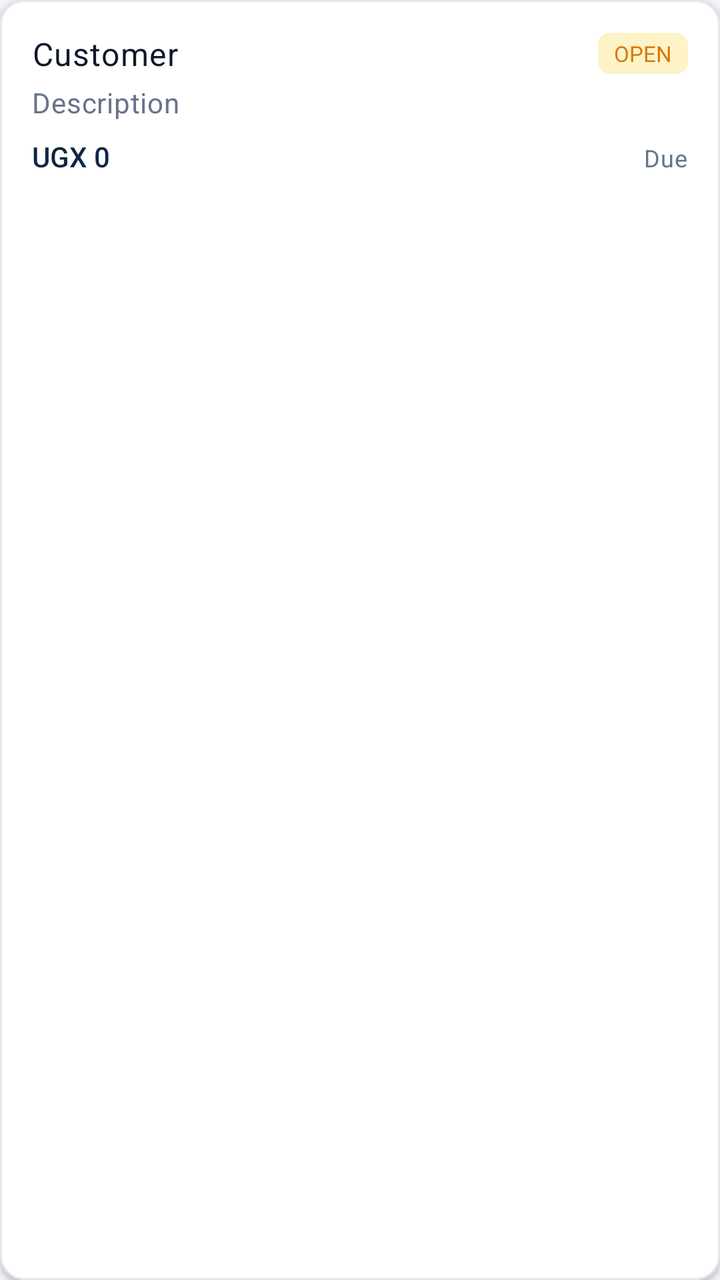
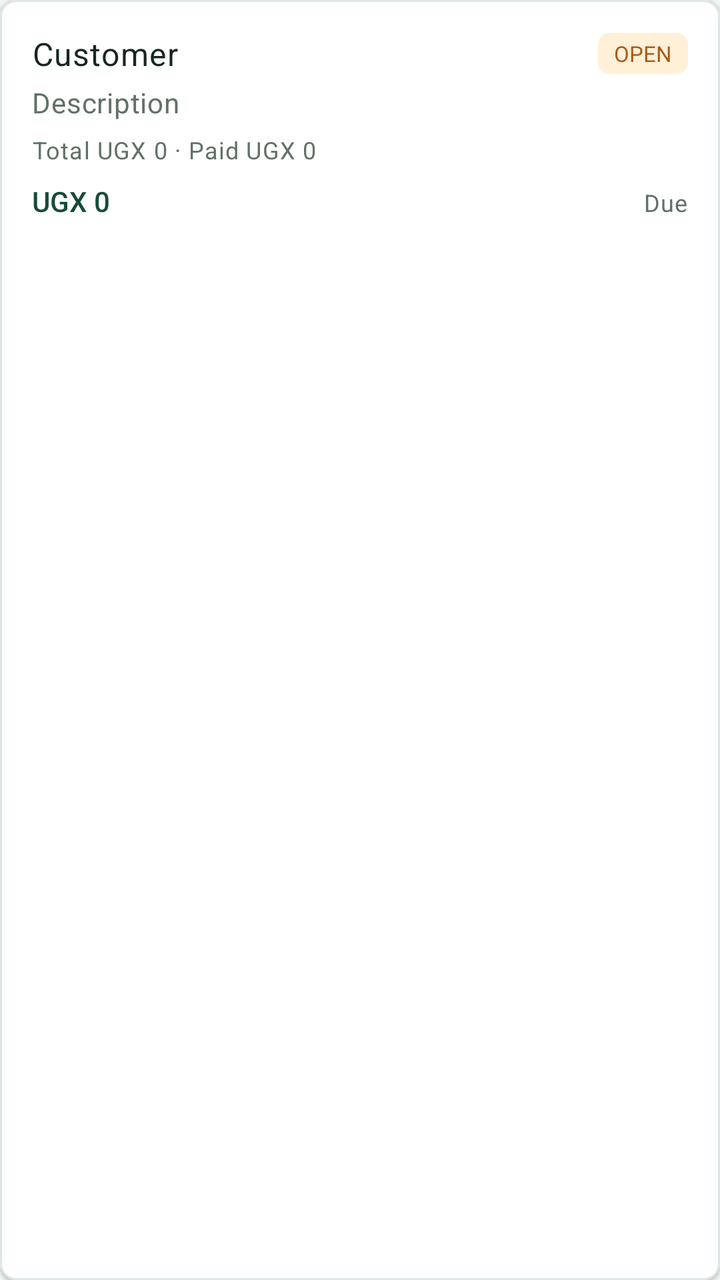

An Android layout rendered at two revisions. The XML below is the earlier revision; the diff shows what the commit changed to produce the second picture.
<!-- AndroidManifest.xml: application theme Theme.FinanceApp -->
<!-- res/layout/item_ar_ap.xml -->
<?xml version="1.0" encoding="utf-8"?>
<com.google.android.material.card.MaterialCardView xmlns:android="http://schemas.android.com/apk/res/android"
    xmlns:app="http://schemas.android.com/apk/res-auto"
    style="@style/Card.ListItem"
    android:layout_width="match_parent"
    android:layout_height="wrap_content"
    android:layout_margin="6dp"
    app:strokeColor="@color/divider"
    app:strokeWidth="1dp">

    <LinearLayout
        android:layout_width="match_parent"
        android:layout_height="wrap_content"
        android:orientation="vertical"
        android:padding="@dimen/spacing_md">

        <LinearLayout
            android:layout_width="match_parent"
            android:layout_height="wrap_content"
            android:gravity="center_vertical"
            android:orientation="horizontal">

            <TextView
                android:id="@+id/tvName"
                style="@style/Text.Subtitle"
                android:layout_width="0dp"
                android:layout_height="wrap_content"
                android:layout_weight="1"
                android:text="Customer" />

            <TextView
                android:id="@+id/tvStatus"
                android:layout_width="wrap_content"
                android:layout_height="wrap_content"
                android:background="@drawable/bg_chip_warning"
                android:paddingStart="8dp"
                android:paddingTop="3dp"
                android:paddingEnd="8dp"
                android:paddingBottom="3dp"
                android:text="OPEN"
                android:textColor="@color/warning"
                android:textSize="11sp" />
        </LinearLayout>

        <TextView
            android:id="@+id/tvDescription"
            style="@style/Text.Body"
            android:layout_width="match_parent"
            android:layout_height="wrap_content"
            android:layout_marginTop="4dp"
            android:text="Description" />

        <LinearLayout
            android:layout_width="match_parent"
            android:layout_height="wrap_content"
            android:layout_marginTop="8dp"
            android:orientation="horizontal">

            <TextView
                android:id="@+id/tvAmount"
                android:layout_width="0dp"
                android:layout_height="wrap_content"
                android:layout_weight="1"
                android:fontFamily="sans-serif-medium"
                android:text="UGX 0"
                android:textColor="@color/primary" />

            <TextView
                android:id="@+id/tvDue"
                style="@style/Text.Caption"
                android:layout_width="wrap_content"
                android:layout_height="wrap_content"
                android:text="Due" />
        </LinearLayout>
    </LinearLayout>
</com.google.android.material.card.MaterialCardView>
<!-- resources referenced by this layout -->
<resources>
  <color name="divider">#E2E8F0</color>
  <color name="primary">#0F2744</color>
  <color name="warning">#D97706</color>
  <dimen name="spacing_md">16dp</dimen>
  <!-- drawable bg_chip_warning (drawable) -->
  <?xml version="1.0" encoding="utf-8"?>
  <shape xmlns:android="http://schemas.android.com/apk/res/android"
      android:shape="rectangle">
      <solid android:color="@color/warning_bg" />
      <corners android:radius="6dp" />
  </shape>
  <style name="Card.ListItem" parent="Widget.MaterialComponents.CardView">
          <item name="cardCornerRadius">@dimen/radius_md</item>
          <item name="cardElevation">2dp</item>
          <item name="cardBackgroundColor">@color/surface</item>
      </style>
  <style name="Text.Body" parent="TextAppearance.MaterialComponents.Body2">
          <item name="android:textColor">@color/text_secondary</item>
          <item name="android:textSize">@dimen/text_body</item>
      </style>
  <style name="Text.Caption" parent="TextAppearance.MaterialComponents.Caption">
          <item name="android:textColor">@color/text_secondary</item>
          <item name="android:textSize">@dimen/text_caption</item>
      </style>
  <style name="Text.Subtitle" parent="TextAppearance.MaterialComponents.Body1">
          <item name="android:textColor">@color/text_primary</item>
          <item name="android:textSize">@dimen/text_subtitle</item>
          <item name="android:fontFamily">sans-serif-medium</item>
      </style>
  <color name="warning_bg">#FEF3C7</color>
  <dimen name="radius_md">12dp</dimen>
  <color name="surface">#FFFFFF</color>
  <color name="text_secondary">#64748B</color>
  <dimen name="text_body">14sp</dimen>
  <dimen name="text_caption">12sp</dimen>
  <color name="text_primary">#0F172A</color>
  <dimen name="text_subtitle">16sp</dimen>
  <color name="primary_dark">#091A2E</color>
  <color name="text_on_primary">#FFFFFF</color>
  <color name="accent">#C9A227</color>
  <color name="accent_light">#F5E6B8</color>
  <color name="text_on_accent">#0F172A</color>
  <color name="background">#F4F6F9</color>
  <style name="Button.Primary" parent="Widget.MaterialComponents.Button">
          <item name="android:textColor">@color/text_on_primary</item>
          <item name="backgroundTint">@color/primary</item>
          <item name="cornerRadius">@dimen/radius_md</item>
          <item name="android:paddingTop">14dp</item>
          <item name="android:paddingBottom">14dp</item>
          <item name="android:textAllCaps">false</item>
          <item name="android:fontFamily">sans-serif-medium</item>
      </style>
  <style name="Fab.Primary" parent="Widget.MaterialComponents.FloatingActionButton">
          <item name="backgroundTint">@color/accent</item>
          <item name="tint">@color/text_on_accent</item>
          <item name="elevation">6dp</item>
      </style>
  <style name="TextInput.Finance" parent="Widget.MaterialComponents.TextInputLayout.OutlinedBox">
          <item name="boxCornerRadiusTopStart">@dimen/radius_sm</item>
          <item name="boxCornerRadiusTopEnd">@dimen/radius_sm</item>
          <item name="boxCornerRadiusBottomStart">@dimen/radius_sm</item>
          <item name="boxCornerRadiusBottomEnd">@dimen/radius_sm</item>
          <item name="boxStrokeColor">@color/primary</item>
          <item name="hintTextColor">@color/text_hint</item>
      </style>
  <dimen name="radius_sm">8dp</dimen>
  <color name="text_hint">#94A3B8</color>
  <!-- unchanged entries left out for length: 1 -->
</resources>

<!-- the commit's change to res/layout/item_ar_ap.xml (unified diff, before → after) -->
@@ -50,6 +50,14 @@
             android:layout_marginTop="4dp"
             android:text="Description" />
 
+        <TextView
+            android:id="@+id/tvPaidInfo"
+            style="@style/Text.Caption"
+            android:layout_width="match_parent"
+            android:layout_height="wrap_content"
+            android:layout_marginTop="6dp"
+            android:text="Total UGX 0 · Paid UGX 0" />
+
         <LinearLayout
             android:layout_width="match_parent"
             android:layout_height="wrap_content"
<!-- resource entries referenced after the edit -->
@@ -1,8 +1,8 @@
 <!-- resources referenced by this layout -->
 <resources>
-  <color name="divider">#E2E8F0</color>
-  <color name="primary">#0F2744</color>
-  <color name="warning">#D97706</color>
+  <color name="divider">#DEE7E1</color>
+  <color name="primary">#174A3A</color>
+  <color name="warning">#A75B17</color>
   <dimen name="spacing_md">16dp</dimen>
   <!-- drawable bg_chip_warning (drawable) -->
   <?xml version="1.0" encoding="utf-8"?>
@@ -13,7 +13,7 @@
   </shape>
   <style name="Card.ListItem" parent="Widget.MaterialComponents.CardView">
           <item name="cardCornerRadius">@dimen/radius_md</item>
-          <item name="cardElevation">2dp</item>
+          <item name="cardElevation">1dp</item>
           <item name="cardBackgroundColor">@color/surface</item>
       </style>
   <style name="Text.Body" parent="TextAppearance.MaterialComponents.Body2">
@@ -29,20 +29,20 @@
           <item name="android:textSize">@dimen/text_subtitle</item>
           <item name="android:fontFamily">sans-serif-medium</item>
       </style>
-  <color name="warning_bg">#FEF3C7</color>
-  <dimen name="radius_md">12dp</dimen>
+  <color name="warning_bg">#FFF0D7</color>
+  <dimen name="radius_md">8dp</dimen>
   <color name="surface">#FFFFFF</color>
-  <color name="text_secondary">#64748B</color>
+  <color name="text_secondary">#617168</color>
   <dimen name="text_body">14sp</dimen>
   <dimen name="text_caption">12sp</dimen>
-  <color name="text_primary">#0F172A</color>
+  <color name="text_primary">#17251F</color>
   <dimen name="text_subtitle">16sp</dimen>
-  <color name="primary_dark">#091A2E</color>
+  <color name="primary_dark">#0D3026</color>
   <color name="text_on_primary">#FFFFFF</color>
-  <color name="accent">#C9A227</color>
-  <color name="accent_light">#F5E6B8</color>
-  <color name="text_on_accent">#0F172A</color>
-  <color name="background">#F4F6F9</color>
+  <color name="accent">#E8B943</color>
+  <color name="accent_light">#F8E8B5</color>
+  <color name="text_on_accent">#17251F</color>
+  <color name="background">#F2F6F3</color>
   <style name="Button.Primary" parent="Widget.MaterialComponents.Button">
           <item name="android:textColor">@color/text_on_primary</item>
           <item name="backgroundTint">@color/primary</item>
@@ -65,8 +65,8 @@
           <item name="boxStrokeColor">@color/primary</item>
           <item name="hintTextColor">@color/text_hint</item>
       </style>
-  <dimen name="radius_sm">8dp</dimen>
-  <color name="text_hint">#94A3B8</color>
+  <dimen name="radius_sm">4dp</dimen>
+  <color name="text_hint">#87958C</color>
   <!-- unchanged entries left out for length: 1 -->
 </resources>
 
